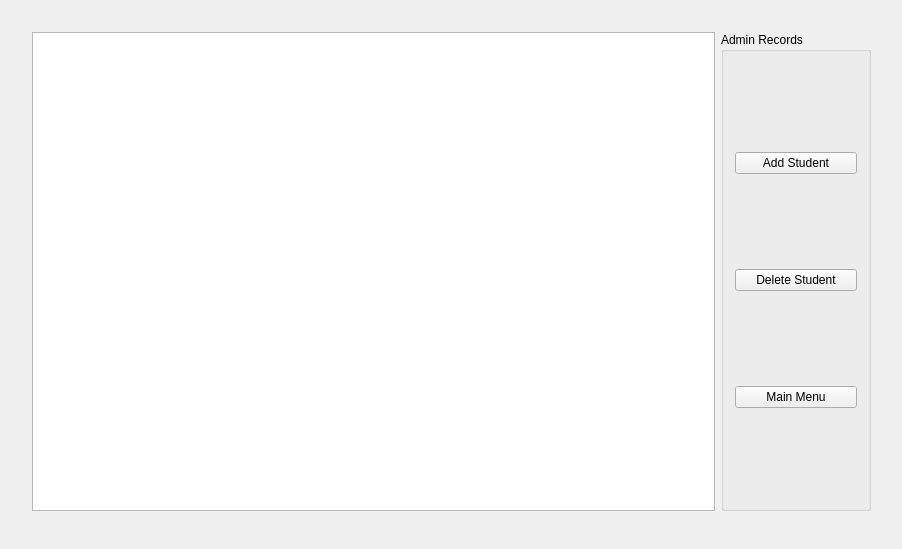
First picture: the form in NHS_BullDog_Log/mainwidget.ui, repository shanetorres/NHS-BullDogLog, before the edit.
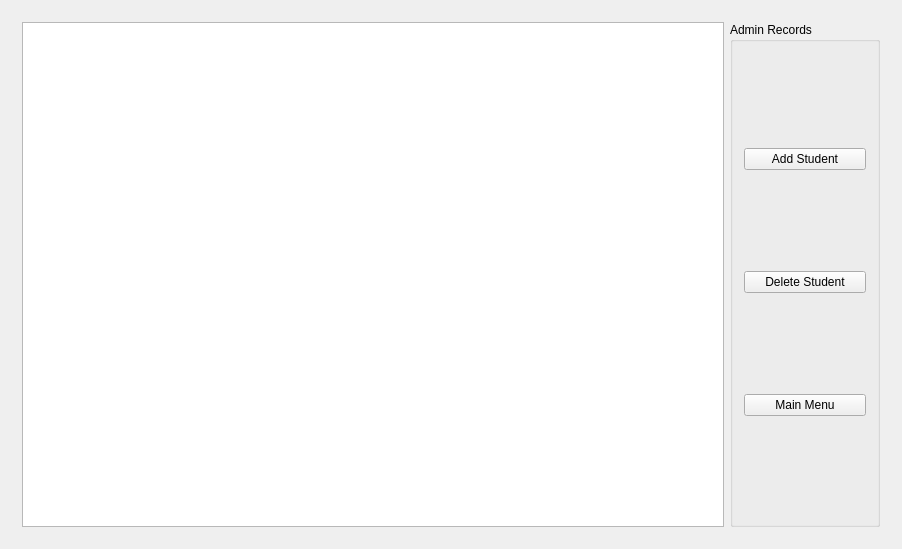
Second picture: the form after the edit.

Commit message: Basic layout of admin page is now complete, default values added.

What changed in the file:
```diff
--- a/NHS_BullDog_Log/mainwidget.ui
+++ b/NHS_BullDog_Log/mainwidget.ui
@@ -13,8 +13,8 @@
   <property name="windowTitle">
    <string>mainWidget</string>
   </property>
-  <layout class="QVBoxLayout" name="verticalLayout">
-   <item>
+  <layout class="QGridLayout" name="gridLayout_6">
+   <item row="0" column="0">
     <widget class="QStackedWidget" name="stackedWidget">
      <property name="currentIndex">
       <number>1</number>
@@ -61,15 +61,8 @@
       </layout>
      </widget>
      <widget class="QWidget" name="adminPage">
-      <widget class="QWidget" name="">
-       <property name="geometry">
-        <rect>
-         <x>10</x>
-         <y>10</y>
-         <width>861</width>
-         <height>501</height>
-        </rect>
-       </property>
+      <layout class="QGridLayout" name="gridLayout_5">
+       <item row="0" column="0">
        <layout class="QHBoxLayout" name="horizontalLayout">
         <item>
          <widget class="QTableView" name="currentTableView_2"/>
@@ -111,7 +104,8 @@
          </widget>
         </item>
        </layout>
-      </widget>
+       </item>
+      </layout>
      </widget>
      <widget class="QWidget" name="officerPage">
       <layout class="QGridLayout" name="gridLayout_2">
```
Lines whose indentation alone changed are shown as unchanged. The commit also changes 5 other files.
